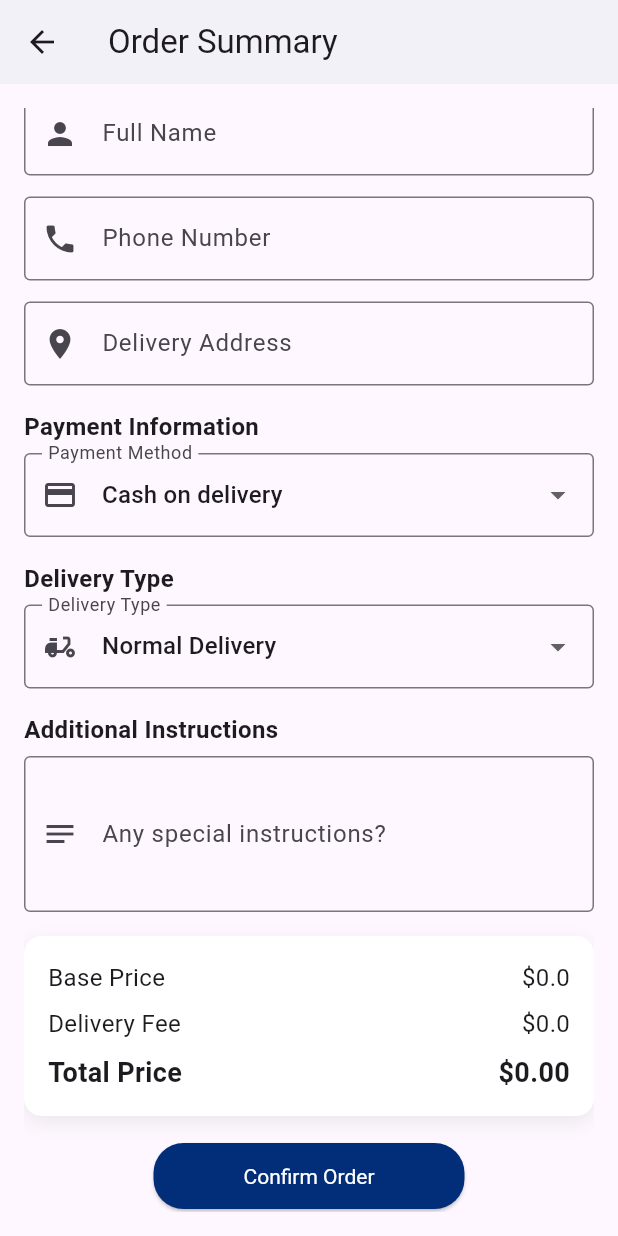
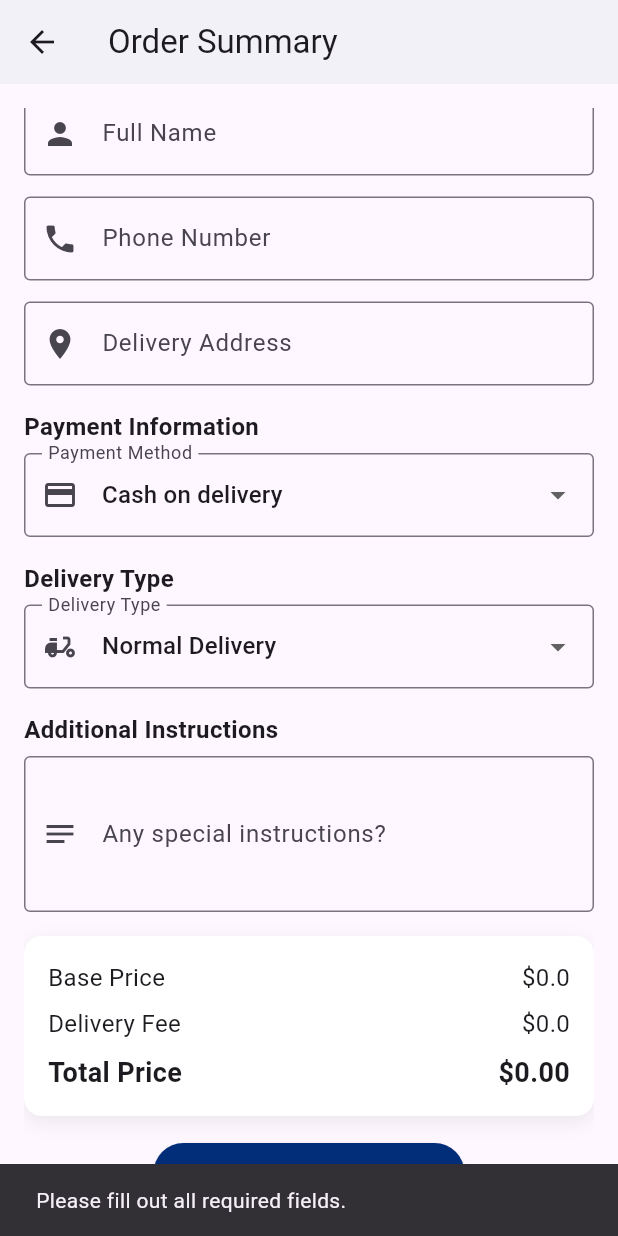
Before and after one commit to NinaMadu/bookhaven-mobile-application, a Flutter app: the Order2Page screen opened directly with empty values, scrolled down 96 dp, after a tap on "Confirm Order", on a phone screen of 412 x 824 dp. Run offline on Flutter 3.47's test engine with Material 3 defaults, Android fonts, the phone set to English and light mode, and no system bars; our stand-ins replace cloud_firestore, firebase_auth, firebase_core; accounts and stored records are empty.

Commit message:
order completed

```diff
--- a/lib/pages/oder2.dart
+++ b/lib/pages/oder2.dart
@@ -1,4 +1,6 @@
 import 'package:flutter/material.dart';
+import 'package:cloud_firestore/cloud_firestore.dart';
+import 'package:firebase_auth/firebase_auth.dart';
 
 class Order2Page extends StatefulWidget {
   final List<Map<String, dynamic>> cartItems;
@@ -23,6 +25,44 @@ class _Order2PageState extends State<Order2Page> {
   String _paymentMethod = 'Cash on delivery';
   String _deliveryType = 'Normal Delivery';
   double _additionalDeliveryFee = 0.0;
+
+  @override
+  void initState() {
+    super.initState();
+    _loadUserData();
+  }
+
+  Future<void> _loadUserData() async {
+    try {
+      // Get current user's UID
+      final user = FirebaseAuth.instance.currentUser;
+      if (user == null) {
+        throw Exception('User not logged in');
+      }
+
+      final uid = user.uid;
+
+      // Fetch user data from Firestore
+      final docSnapshot =
+          await FirebaseFirestore.instance.collection('users').doc(uid).get();
+
+      if (docSnapshot.exists) {
+        final userData = docSnapshot.data();
+        setState(() {
+          _nameController.text = userData?['name'] ?? '';
+          _phoneController.text = userData?['phone'] ?? '';
+          _addressController.text = userData?['address'] ?? '';
+        });
+      } else {
+        throw Exception('User data not found');
+      }
+    } catch (e) {
+      // Handle errors
+      ScaffoldMessenger.of(context).showSnackBar(
+        SnackBar(content: Text('Error loading user data: $e')),
+      );
+    }
+  }
 
   Widget _buildCustomerInfo() {
     return Column(
@@ -105,7 +145,6 @@ class _Order2PageState extends State<Order2Page> {
           },
         ),
         const SizedBox(height: 16),
-
         const Text(
           "Customer Information",
           style: TextStyle(fontSize: 16, fontWeight: FontWeight.bold),
@@ -302,6 +341,68 @@ class _Order2PageState extends State<Order2Page> {
     );
   }
 
+  Future<void> confirmOrder() async {
+    if (_nameController.text.isEmpty ||
+        _phoneController.text.isEmpty ||
+        _addressController.text.isEmpty) {
+      ScaffoldMessenger.of(context).showSnackBar(
+        const SnackBar(
+          content: Text('Please fill out all required fields.'),
+        ),
+      );
+      return;
+    }
+
+    try {
+      // Get current user
+      final user = FirebaseAuth.instance.currentUser;
+      if (user == null) {
+        throw Exception('User not logged in');
+      }
+
+      final uid = user.uid;
+      final orderId = FirebaseFirestore.instance.collection('orders').doc().id;
+
+      // Prepare order data
+      final orderData = {
+        'userId': uid,
+        'orderDate': DateTime.now(),
+        'items': widget.cartItems,
+        'fullName': _nameController.text.trim(),
+        'phone': _phoneController.text.trim(),
+        'address': _addressController.text.trim(),
+        'deliveryType': _deliveryType,
+        'paymentMethod': _paymentMethod,
+        'totalPrice': widget.totalPrice + _additionalDeliveryFee,
+        'additionalInstructions': _instructionsController.text.trim().isEmpty
+            ? null
+            : _instructionsController.text.trim(),
+      };
+
+      // Save order to Firestore
+      await FirebaseFirestore.instance
+          .collection('orders')
+          .doc(orderId)
+          .set(orderData);
+
+      // Update user's orders list
+      await FirebaseFirestore.instance.collection('users').doc(uid).update({
+        'orders': FieldValue.arrayUnion([orderId]),
+      });
+
+      // Show success message and navigate
+      ScaffoldMessenger.of(context).showSnackBar(
+        const SnackBar(content: Text('Order confirmed successfully!')),
+      );
+      Navigator.pop(context); // Navigate back or to a success page
+    } catch (e) {
+      // Handle errors
+      ScaffoldMessenger.of(context).showSnackBar(
+        SnackBar(content: Text('Error confirming order: $e')),
+      );
+    }
+  }
+
   @override
   Widget build(BuildContext context) {
     return Scaffold(
@@ -340,9 +441,7 @@ class _Order2PageState extends State<Order2Page> {
               // Submit button
               Center(
                 child: ElevatedButton(
-                  onPressed: () {
-                    // Handle form submission
-                  },
+                  onPressed: confirmOrder,
                   style: ElevatedButton.styleFrom(
                     backgroundColor: const Color.fromARGB(255, 2, 45, 121),
                     foregroundColor: Colors.white,
```
Also changed, not shown: pubspec.lock. Lines whose indentation alone changed are shown as unchanged.
